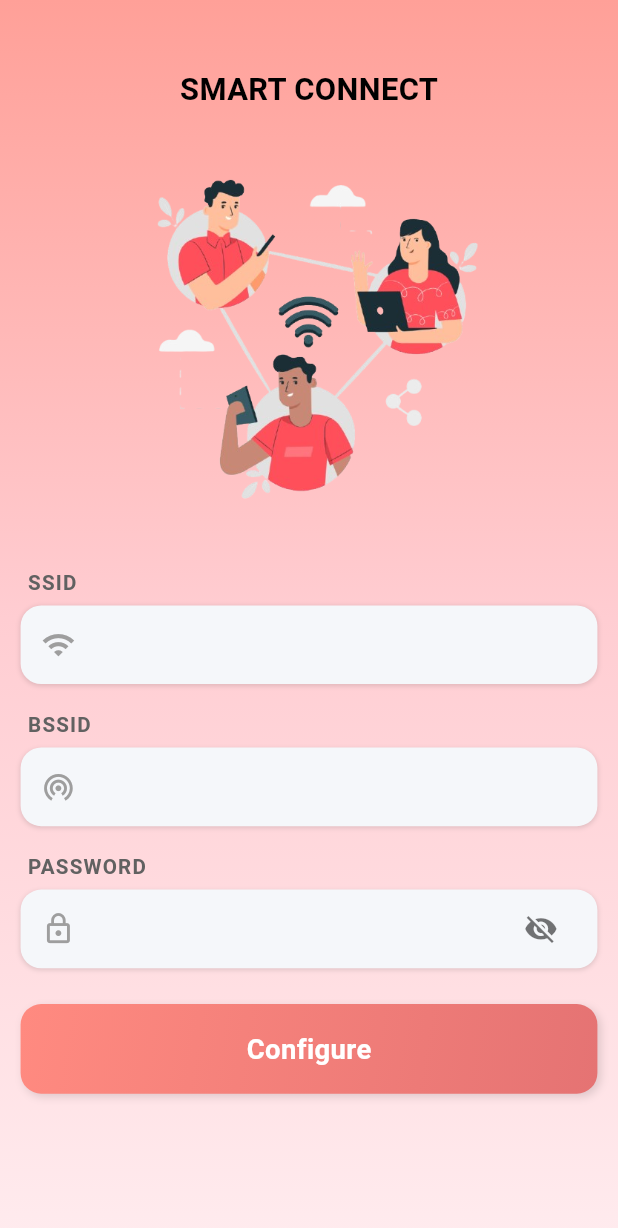
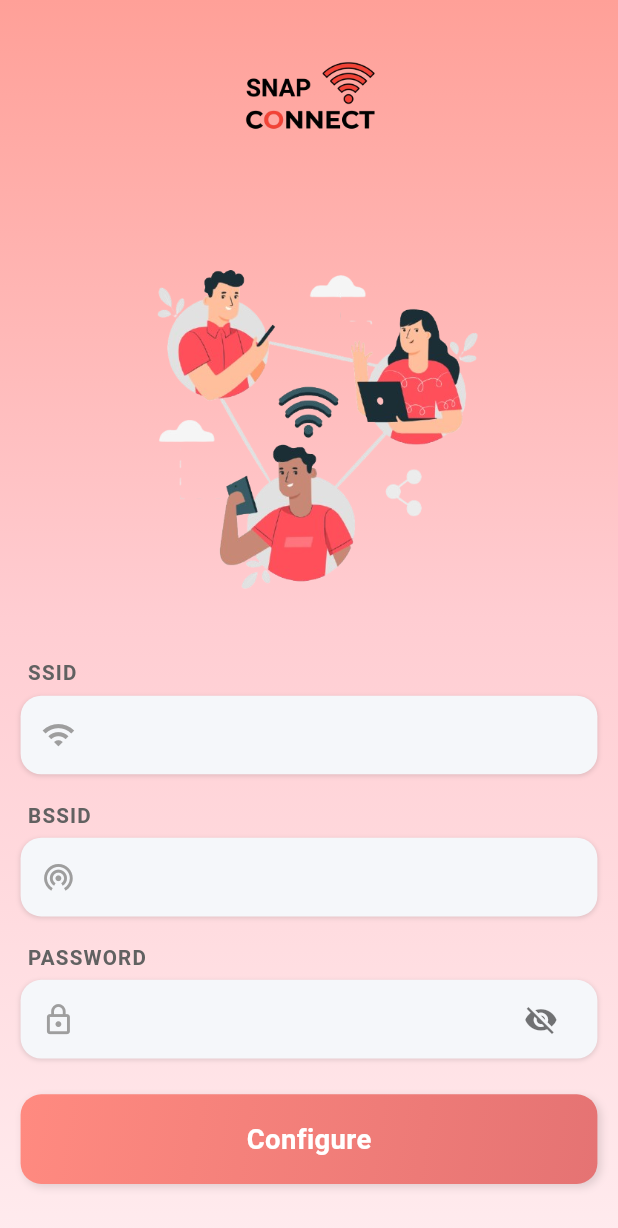
Before and after one commit to Developer-D-Ponmudi/SnapConnect, a Flutter app: the screen it shows after launch, on a phone screen of 412 x 824 dp. Shown: the top 1228 px of the screen. Run offline on Flutter 3.47's test engine with Material 3 defaults, Android fonts, the phone set to English and light mode, and no system bars; our stand-ins replace flutter_screenutil, permission_handler; missing offline and left inert: esp_smartconfig, network_info_plus.

Commit message:
Second commit 12-06

```diff
--- a/lib/main.dart
+++ b/lib/main.dart
@@ -23,6 +23,9 @@ class MyApp extends StatelessWidget {
       splitScreenMode: true,
       builder: (_, child) {
         return MaterialApp(
+
+        // 💡 Light theme
+          themeMode: ThemeMode.light, // 🔒 Force light mode
           debugShowCheckedModeBanner: false,
           theme: ThemeData(
             primaryColor: const Color(0xff374a65),
@@ -65,7 +68,7 @@ class MyApp extends StatelessWidget {
           home: child,
         );
       },
-      child:  SplashScreen(),
+      child:  SmartConfig(),
     );
   }
 }
--- a/lib/smartConfig.dart
+++ b/lib/smartConfig.dart
@@ -81,15 +81,8 @@ class _SmartConfigState extends State<SmartConfig> {
               key: _formKey,
               child: Column(
                 children: [
-                  SizedBox(height: 40.h),
-                  Text(
-                    "SMART CONNECT",
-                    style: TextStyle(
-                      fontSize: 18.sp,
-                      fontWeight: FontWeight.bold,
-                      color: Colors.black
-                    ),
-                  ),
+                  SizedBox(height: 10.h),
+                 Image.asset("assets/applogo_01.png",width: 120,height: 120,),
                   SizedBox(height: 20.h),
                   Image.asset(
                     "assets/wifi.png",
--- a/pubspec.yaml
+++ b/pubspec.yaml
@@ -26,7 +26,7 @@ dev_dependencies:
 flutter_icons:
   android: true
   ios: true
-  image_path: "assets/applogo.png"
+  image_path: "assets/applogo_01.png"
 
 flutter_native_splash:
   color: "#ffffff"
```
Also changed, not shown: 37 other files.
